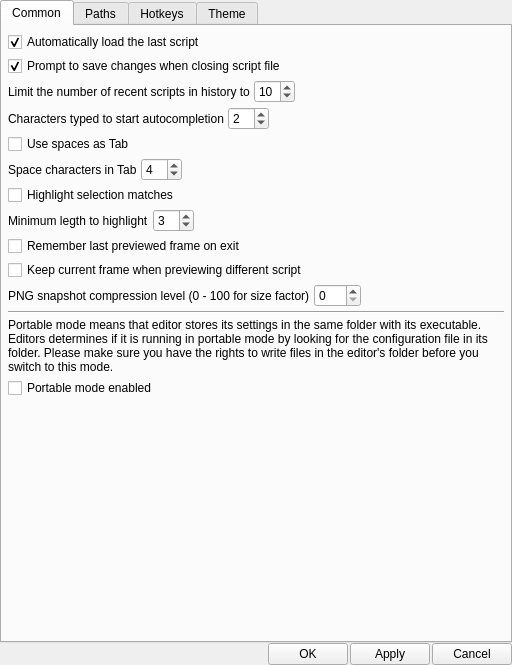
First picture: the form in vsedit/src/settings/settings_dialog.ui, repository YomikoR/VapourSynth-Editor, before the edit.
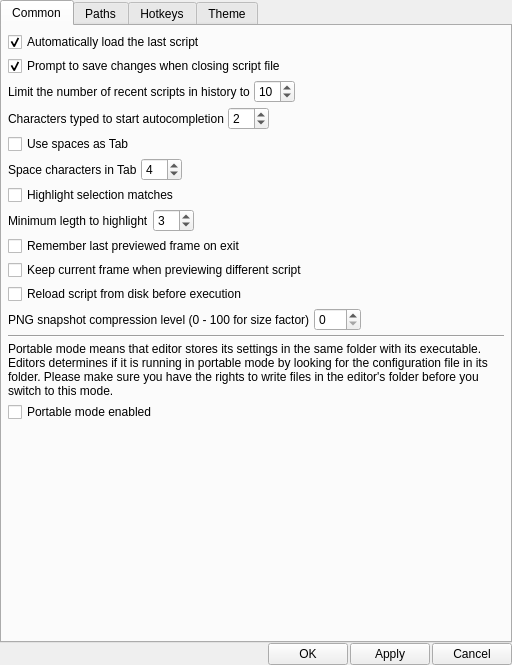
Second picture: the form after the edit.

Commit message: Text editor: add a setting entry for reloading script from disk before execution (i.e. F5 - F9 functions) There are people who do and don't edit on VSEditor. For the latter, this is the laziest implementation I can think of.

Patch:
```diff
--- a/vsedit/src/settings/settings_dialog.ui
+++ b/vsedit/src/settings/settings_dialog.ui
@@ -244,6 +244,13 @@
          </property>
         </widget>
        </item>
+       <item>
+        <widget class="QCheckBox" name="reloadBeforeExecutionCheckBox">
+         <property name="text">
+          <string>Reload script from disk before execution</string>
+         </property>
+        </widget>
+       </item>
        <item>
         <layout class="QHBoxLayout" name="horizontalLayout_3">
          <item>
```
The commit also changes 7 other files.
